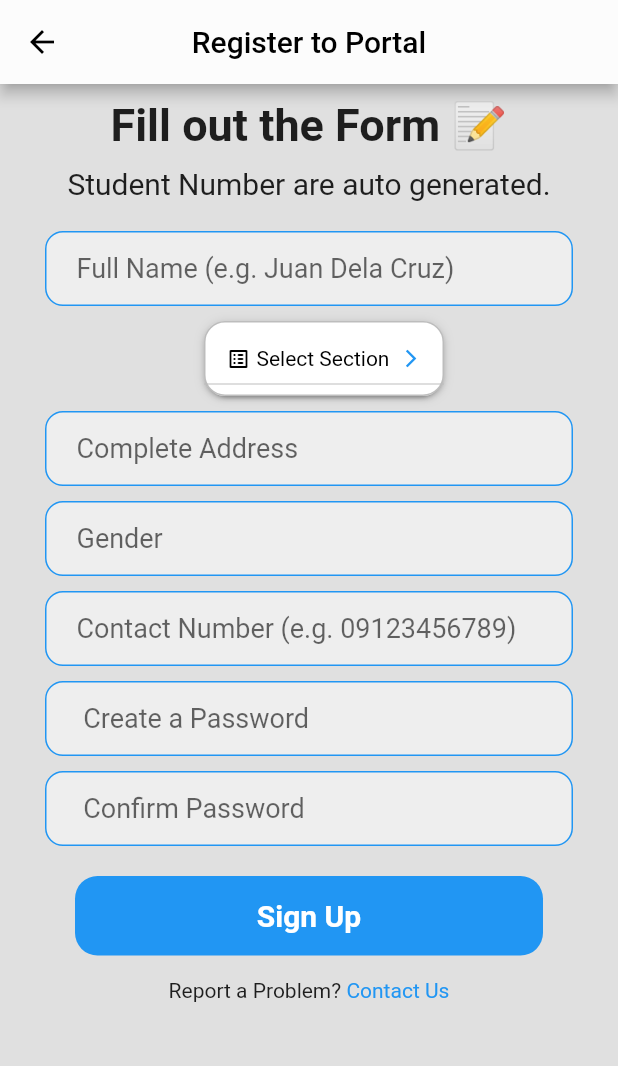
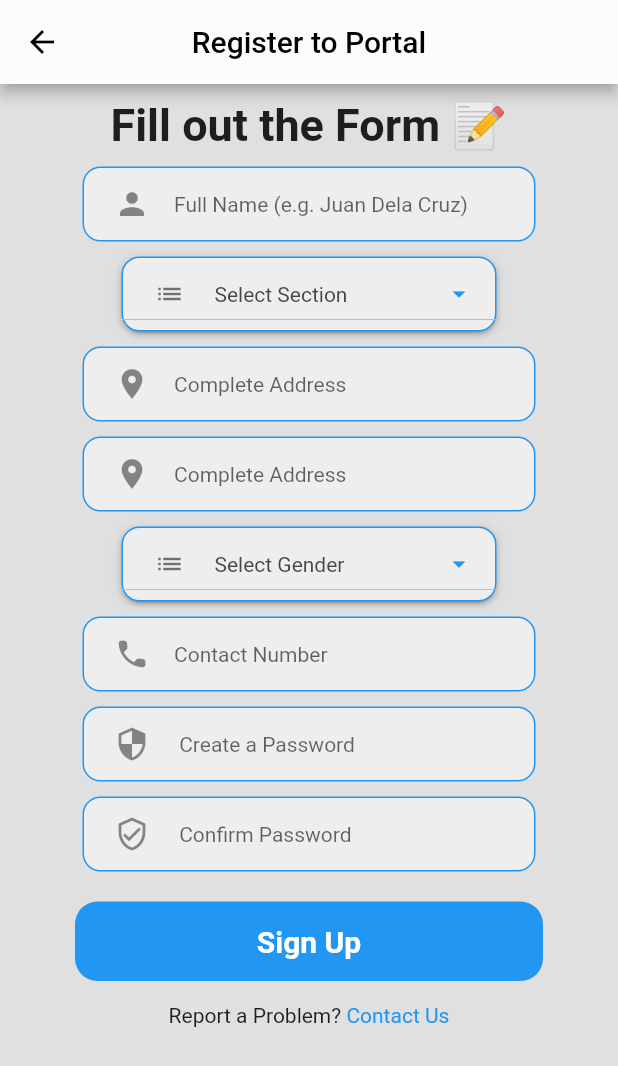
Before and after one commit to skedaddl3/stud_app, a Flutter app: the Signup screen opened directly, on a phone screen of 412 x 824 dp. Shown: the top 1066 px of the screen. Run offline on Flutter 3.47's test engine with Material 2 defaults, Android fonts, the phone set to English and light mode, and no system bars; drawn by our look-alikes of dropdown_button2.

Commit message:
update to signup

```diff
--- a/lib/signup.dart
+++ b/lib/signup.dart
@@ -11,9 +11,7 @@ class Signup extends StatefulWidget {
 }
 
 class _SignupState extends State<Signup> {
-  @override
-  Widget build(BuildContext context) {
-    final List<String> items = [
+  final List<String> itemsSection = [
     'Section 1',
     'Section 2',
     'Section 3',
@@ -23,8 +21,15 @@ class _SignupState extends State<Signup> {
     'Section 7',
     'Section 8',
   ];
-    String? selectedValue;
 
+  final List<String> itemsGender = [
+    'Male',
+    'Female',
+  ];
+  String? selectedValueSection;
+  String? selectedValueGender;
+  @override
+  Widget build(BuildContext context) {
     return Scaffold(
       appBar: AppBar(
         centerTitle: true,
@@ -41,7 +46,7 @@ class _SignupState extends State<Signup> {
         child: SingleChildScrollView(
           child: Center(
             child: Column(
-              //mainAxisAlignment: MainAxisAlignment.center,
+              mainAxisAlignment: MainAxisAlignment.center,
               children: [
                 const SizedBox(height: 10),
                 const Text(
@@ -52,20 +57,20 @@ class _SignupState extends State<Signup> {
                   ),
                 ),
                 const SizedBox(height: 10),
-                const Text(
-                  'Student Number are auto generated.',
-                  // ignore: unnecessary_const
-                  style: const TextStyle(
-                    fontSize: 20,
-                  ),
-                ),
-                const SizedBox(height: 20.0),
+                // const Text(
+                //   'Student Number are auto generated.',
+                //   // ignore: unnecessary_const
+                //   style: const TextStyle(
+                //     fontSize: 15,
+                //   ),
+                // ),
+                // const SizedBox(height: 10.0),
                 //email textfield
 
                 // Full Name TextField
 
                 Padding(
-                  padding: const EdgeInsets.symmetric(horizontal: 30.0),
+                  padding: const EdgeInsets.symmetric(horizontal: 55.0),
                   child: Container(
                     decoration: BoxDecoration(
                       color: Colors.grey[200],
@@ -76,12 +81,13 @@ class _SignupState extends State<Signup> {
                     child: Padding(
                       padding: const EdgeInsets.only(left: 20.0),
                       child: const TextField(
-                        keyboardType: TextInputType.number,
+                        keyboardType: TextInputType.name,
                         decoration: InputDecoration(
                             border: InputBorder.none,
+                            icon: Icon(Icons.person),
                             hintText: 'Full Name (e.g. Juan Dela Cruz)'),
                         style: TextStyle(
-                          fontSize: 18.0,
+                          fontSize: 14.0,
                         ),
                       ),
                     ),
@@ -93,21 +99,24 @@ class _SignupState extends State<Signup> {
                 // Section Text Field
 
                 Padding(
-                  padding: const EdgeInsets.symmetric(horizontal: 30.0),
+                  padding: const EdgeInsets.symmetric(horizontal: 55.0),
                   // ignore: prefer_const_constructors
                   child: Padding(
-                    padding: const EdgeInsets.only(left: 20.0),
+                    padding: const EdgeInsets.only(left: 0.0),
                     child: DropdownButton2(
                       isExpanded: true,
                       hint: Row(
                         children: const [
+                          SizedBox(
+                            width: 7,
+                          ),
                           Icon(
-                            Icons.list_alt_rounded,
-                            size: 16,
-                            color: Colors.black,
+                            Icons.list,
+                            size: 20,
+                            color: Color.fromARGB(221, 94, 91, 91),
                           ),
                           SizedBox(
-                            width: 4,
+                            width: 20,
                           ),
                           Expanded(
                             child: Text(
@@ -115,62 +124,60 @@ class _SignupState extends State<Signup> {
                               style: TextStyle(
                                 fontSize: 14,
                                 fontWeight: FontWeight.normal,
-                                color: Colors.black,
+                                color: Color.fromARGB(221, 44, 43, 43),
                               ),
                               overflow: TextOverflow.ellipsis,
                             ),
                           ),
                         ],
                       ),
-                      items: items
+                      items: itemsSection
                           .map((item) => DropdownMenuItem<String>(
                                 value: item,
                                 child: Text(
                                   item,
                                   style: const TextStyle(
                                     fontSize: 14,
-                                    fontWeight: FontWeight.bold,
-                                    color: Colors.white,
+                                    fontWeight: FontWeight.normal,
+                                    color: Color.fromARGB(221, 44, 43, 43),
                                   ),
                                   overflow: TextOverflow.ellipsis,
                                 ),
                               ))
                           .toList(),
-                      value: selectedValue,
+                      value: selectedValueSection,
                       onChanged: (value) {
                         setState(() {
-                          selectedValue = value as String;
+                          selectedValueGender = value as String;
                         });
                       },
-                      icon: const Icon(
-                        Icons.arrow_forward_ios_outlined,
-                      ),
-                      iconSize: 14,
+                      icon: const Icon(Icons.arrow_drop_down),
+                      iconSize: 20,
                       iconEnabledColor: Colors.blue,
                       iconDisabledColor: Colors.grey,
                       buttonHeight: 50,
-                      buttonWidth: 160,
+                      buttonWidth: 250,
                       buttonPadding: const EdgeInsets.only(left: 14, right: 14),
                       buttonDecoration: BoxDecoration(
-                        borderRadius: BorderRadius.circular(14),
+                        borderRadius: BorderRadius.circular(12),
                         border: Border.all(
-                          color: Colors.black26,
+                          color: Colors.blue,
                         ),
-                        color: Colors.white,
+                        color: Colors.grey[200],
                       ),
                       buttonElevation: 2,
                       itemHeight: 40,
                       itemPadding: const EdgeInsets.only(left: 14, right: 14),
-                      dropdownMaxHeight: 200,
-                      dropdownWidth: 200,
+                      dropdownMaxHeight: 100,
+                      dropdownWidth: 300,
                       dropdownPadding: null,
                       dropdownDecoration: BoxDecoration(
                         borderRadius: BorderRadius.circular(14),
-                        color: Colors.redAccent,
+                        color: Colors.grey[200],
                       ),
-                      dropdownElevation: 8,
-                      scrollbarRadius: const Radius.circular(40),
-                      scrollbarThickness: 6,
+                      dropdownElevation: 0,
+                      scrollbarRadius: const Radius.circular(14),
+                      scrollbarThickness: 4,
                       scrollbarAlwaysShow: true,
                       offset: const Offset(-20, 0),
                     ),
@@ -179,10 +186,8 @@ class _SignupState extends State<Signup> {
 
                 const SizedBox(height: 10.0),
 
-                // Complete Address Textfield
-
                 Padding(
-                  padding: const EdgeInsets.symmetric(horizontal: 30.0),
+                  padding: const EdgeInsets.symmetric(horizontal: 55.0),
                   child: Container(
                     decoration: BoxDecoration(
                       color: Colors.grey[200],
@@ -193,12 +198,42 @@ class _SignupState extends State<Signup> {
                     child: Padding(
                       padding: const EdgeInsets.only(left: 20.0),
                       child: const TextField(
-                        keyboardType: TextInputType.number,
+                        keyboardType: TextInputType.streetAddress,
                         decoration: InputDecoration(
                             border: InputBorder.none,
+                            icon: Icon(Icons.location_on),
                             hintText: 'Complete Address'),
                         style: TextStyle(
-                          fontSize: 18.0,
+                          fontSize: 14.0,
+                        ),
+                      ),
+                    ),
+                  ),
+                ),
+
+                const SizedBox(height: 10.0),
+
+                // Complete Address Textfield
+
+                Padding(
+                  padding: const EdgeInsets.symmetric(horizontal: 55.0),
+                  child: Container(
+                    decoration: BoxDecoration(
+                      color: Colors.grey[200],
+                      border: Border.all(color: Colors.blue),
+                      borderRadius: BorderRadius.circular(12),
+                    ),
+                    // ignore: prefer_const_constructors
+                    child: Padding(
+                      padding: const EdgeInsets.only(left: 20.0),
+                      child: const TextField(
+                        keyboardType: TextInputType.streetAddress,
+                        decoration: InputDecoration(
+                            border: InputBorder.none,
+                            icon: Icon(Icons.location_on),
+                            hintText: 'Complete Address'),
+                        style: TextStyle(
+                          fontSize: 14.0,
                         ),
                       ),
                     ),
@@ -210,7 +245,102 @@ class _SignupState extends State<Signup> {
                 // Contact Number Textfield
 
                 Padding(
-                  padding: const EdgeInsets.symmetric(horizontal: 30.0),
+                  padding: const EdgeInsets.symmetric(horizontal: 55.0),
+                  // ignore: prefer_const_constructors
+                  child: Padding(
+                    padding: const EdgeInsets.only(left: 0.0),
+                    child: DropdownButton2(
+                      isExpanded: true,
+                      hint: Row(
+                        children: const [
+                          SizedBox(
+                            width: 7,
+                          ),
+                          Icon(
+                            Icons.list,
+                            size: 20,
+                            color: Color.fromARGB(221, 94, 91, 91),
+                          ),
+                          // Icon(
+                          //   Icons.male_rounded,
+                          //   size: 10,
+                          //   color: Color.fromARGB(221, 94, 91, 91),
+                          // ),
+                          SizedBox(
+                            width: 20,
+                          ),
+                          Expanded(
+                            child: Text(
+                              'Select Gender',
+                              style: TextStyle(
+                                fontSize: 14,
+                                fontWeight: FontWeight.normal,
+                                color: Color.fromARGB(221, 44, 43, 43),
+                              ),
+                              overflow: TextOverflow.ellipsis,
+                            ),
+                          ),
+                        ],
+                      ),
+                      items: itemsGender
+                          .map((item) => DropdownMenuItem<String>(
+                                value: item,
+                                child: Text(
+                                  item,
+                                  style: const TextStyle(
+                                    fontSize: 14,
+                                    fontWeight: FontWeight.normal,
+                                    color: Color.fromARGB(221, 44, 43, 43),
+                                  ),
+                                  overflow: TextOverflow.ellipsis,
+                                ),
+                              ))
+                          .toList(),
+                      value: selectedValueGender,
+                      onChanged: (value) {
+                        setState(() {
+                          selectedValueGender = value as String;
+                        });
+                      },
+                      icon: const Icon(Icons.arrow_drop_down),
+                      iconSize: 20,
+                      iconEnabledColor: Colors.blue,
+                      iconDisabledColor: Colors.grey,
+                      buttonHeight: 50,
+                      buttonWidth: 250,
+                      buttonPadding: const EdgeInsets.only(left: 14, right: 14),
+                      buttonDecoration: BoxDecoration(
+                        borderRadius: BorderRadius.circular(12),
+                        border: Border.all(
+                          color: Colors.blue,
+                        ),
+                        color: Colors.grey[200],
+                      ),
+                      buttonElevation: 2,
+                      itemHeight: 40,
+                      itemPadding: const EdgeInsets.only(left: 14, right: 14),
+                      dropdownMaxHeight: 100,
+                      dropdownWidth: 300,
+                      dropdownPadding: null,
+                      dropdownDecoration: BoxDecoration(
+                        borderRadius: BorderRadius.circular(14),
+                        color: Colors.grey[200],
+                      ),
+                      dropdownElevation: 0,
+                      scrollbarRadius: const Radius.circular(14),
+                      scrollbarThickness: 4,
+                      scrollbarAlwaysShow: true,
+                      offset: const Offset(-20, 0),
+                    ),
+                  ),
+                ),
+
+                const SizedBox(height: 10.0),
+
+                // Contact Number Textfield
+
+                Padding(
+                  padding: const EdgeInsets.symmetric(horizontal: 55.0),
                   child: Container(
                     decoration: BoxDecoration(
                       color: Colors.grey[200],
@@ -221,39 +351,13 @@ class _SignupState extends State<Signup> {
                     child: Padding(
                       padding: const EdgeInsets.only(left: 20.0),
                       child: const TextField(
-                        keyboardType: TextInputType.number,
-                        decoration: InputDecoration(
-                            border: InputBorder.none, hintText: 'Gender'),
-                        style: TextStyle(
-                          fontSize: 18.0,
-                        ),
-                      ),
-                    ),
-                  ),
-                ),
-
-                const SizedBox(height: 10.0),
-
-                // Contact Number Textfield
-
-                Padding(
-                  padding: const EdgeInsets.symmetric(horizontal: 30.0),
-                  child: Container(
-                    decoration: BoxDecoration(
-                      color: Colors.grey[200],
-                      border: Border.all(color: Colors.blue),
-                      borderRadius: BorderRadius.circular(12),
-                    ),
-                    // ignore: prefer_const_constructors
-                    child: Padding(
-                      padding: const EdgeInsets.only(left: 20.0),
-                      child: const TextField(
-                        keyboardType: TextInputType.number,
+                        keyboardType: TextInputType.phone,
                         decoration: InputDecoration(
                             border: InputBorder.none,
-                            hintText: 'Contact Number (e.g. 09123456789)'),
+                            icon: Icon(Icons.phone_rounded),
+                            hintText: 'Contact Number'),
                         style: TextStyle(
-                          fontSize: 18.0,
+                          fontSize: 14.0,
                         ),
                       ),
                     ),
@@ -263,7 +367,7 @@ class _SignupState extends State<Signup> {
                 const SizedBox(height: 10.0),
 
                 Padding(
-                  padding: const EdgeInsets.symmetric(horizontal: 30.0),
+                  padding: const EdgeInsets.symmetric(horizontal: 55.0),
                   child: Container(
                     decoration: BoxDecoration(
                       color: Colors.grey[200],
@@ -278,9 +382,10 @@ class _SignupState extends State<Signup> {
                         obscuringCharacter: '●',
                         decoration: InputDecoration(
                             border: InputBorder.none,
+                            icon: Icon(Icons.security),
                             hintText: ' Create a Password'),
                         style: TextStyle(
-                          fontSize: 18.0,
+                          fontSize: 14.0,
                         ),
                       ),
                     ),
@@ -292,7 +397,7 @@ class _SignupState extends State<Signup> {
                 // Confirm Password Textfield
 
                 Padding(
-                  padding: const EdgeInsets.symmetric(horizontal: 30.0),
+                  padding: const EdgeInsets.symmetric(horizontal: 55.0),
                   child: Container(
                     decoration: BoxDecoration(
                       color: Colors.grey[200],
@@ -307,9 +412,10 @@ class _SignupState extends State<Signup> {
                         obscuringCharacter: '●',
                         decoration: InputDecoration(
                             border: InputBorder.none,
+                            icon: Icon(Icons.verified_user_outlined),
                             hintText: ' Confirm Password'),
                         style: TextStyle(
-                          fontSize: 18.0,
+                          fontSize: 14.0,
                         ),
                       ),
                     ),
```
Lines whose indentation alone changed are shown as unchanged.
